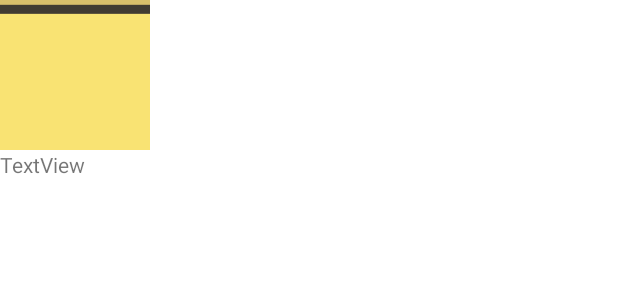
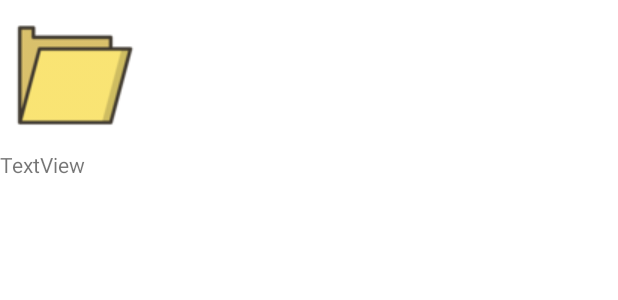
Before and after one commit to graduateUiv/photoApp, an Android app: the layout folder_part.xml on its own in the app's theme, with its tools: preview values and no code run, on a phone screen of 412 x 824 dp. Shown: the top 300 px of the screen. Run offline under Robolectric (Android 15) with nearby library versions, the phone set to English and light mode, and no system bars.

Commit message:
icon change

```diff
--- a/app/src/main/res/layout/folder_part.xml
+++ b/app/src/main/res/layout/folder_part.xml
@@ -14,7 +14,8 @@
             android:id="@+id/folderButton"
             android:layout_width="100dp"
             android:layout_height="100dp"
-            app:srcCompat="@mipmap/foldericon_with_yellow" />
+            app:srcCompat="@drawable/foldericon_with_yellow"
+            android:background="#00ffffff"/>
 
         <TextView
             android:id="@+id/folderName"
```
Also changed, not shown: app/src/main/res/drawable/bear.jpg (added), app/src/main/res/drawable/foldericon_transparency.png (added), app/src/main/res/drawable/foldericon_with_yellow.png (added).
